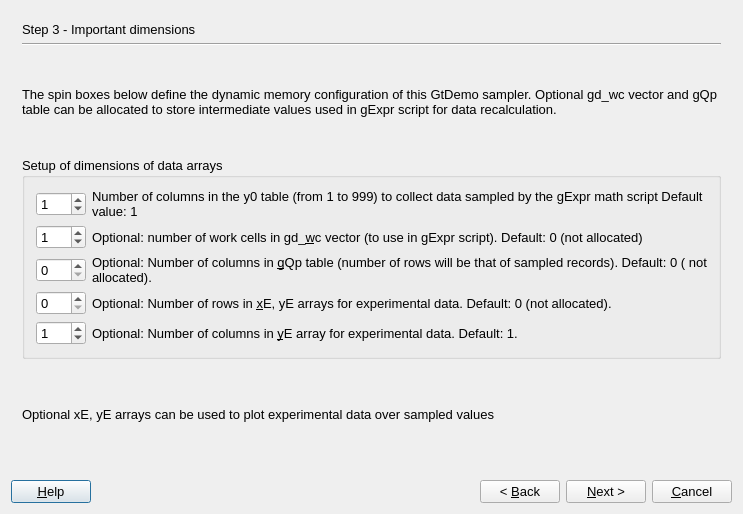
First picture: the form in gems3/vizor4/dlg4/GtDemoWizard4.ui, repository gemshub/GEMSGUI, before the edit.
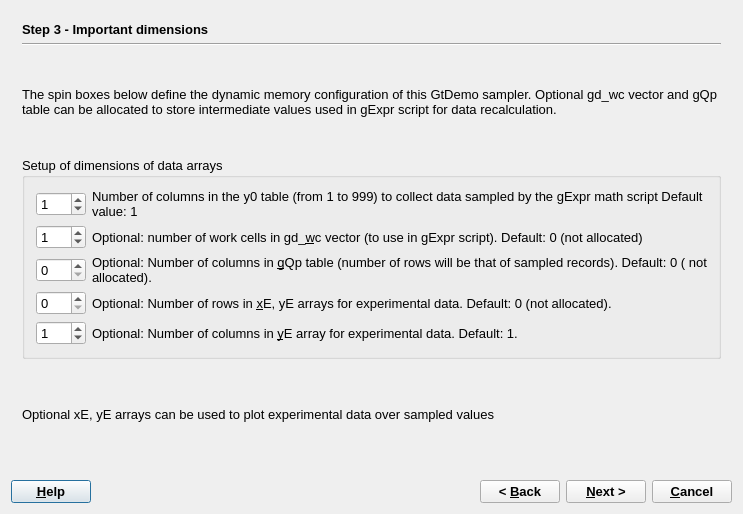
Second picture: the form after the edit. The open tabs and pages were chosen to show the change.

The edit to the form file:
```diff
--- a/gems3/vizor4/dlg4/GtDemoWizard4.ui
+++ b/gems3/vizor4/dlg4/GtDemoWizard4.ui
@@ -287,6 +287,12 @@
            <verstretch>0</verstretch>
           </sizepolicy>
          </property>
+         <property name="font">
+          <font>
+           <weight>75</weight>
+           <bold>true</bold>
+          </font>
+         </property>
          <property name="text">
           <string>Step 3 - Important dimensions</string>
          </property>
@@ -717,6 +723,12 @@
     <layout class="QHBoxLayout">
      <item>
       <widget class="QPushButton" name="pHelp">
+       <property name="font">
+        <font>
+         <weight>75</weight>
+         <bold>true</bold>
+        </font>
+       </property>
        <property name="text">
         <string>&amp;Help</string>
        </property>
@@ -737,6 +749,12 @@
      </item>
      <item>
       <widget class="QPushButton" name="pBack">
+       <property name="font">
+        <font>
+         <weight>75</weight>
+         <bold>true</bold>
+        </font>
+       </property>
        <property name="text">
         <string>&lt; &amp;Back</string>
        </property>
@@ -744,6 +762,12 @@
      </item>
      <item>
       <widget class="QPushButton" name="pNext">
+       <property name="font">
+        <font>
+         <weight>75</weight>
+         <bold>true</bold>
+        </font>
+       </property>
        <property name="text">
         <string>&amp;Next &gt;</string>
        </property>
@@ -751,6 +775,12 @@
      </item>
      <item>
       <widget class="QPushButton" name="pCancel">
+       <property name="font">
+        <font>
+         <weight>75</weight>
+         <bold>true</bold>
+        </font>
+       </property>
        <property name="text">
         <string>&amp;Cancel</string>
        </property>
```
Left out of the diff: 20 changed lines with no effect on the pictures.
